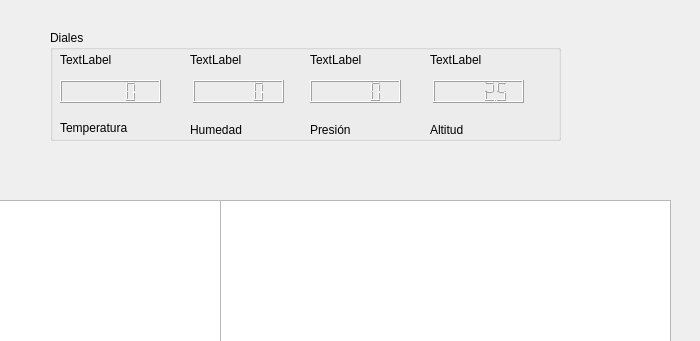
Qt form InterfazProyec.ui (Holocron09/Proyecto_arqui_Clase) before a commit; both pictures show x 390 to 1090 and y 0 to 341 of the 1090 by 857 pixel window.
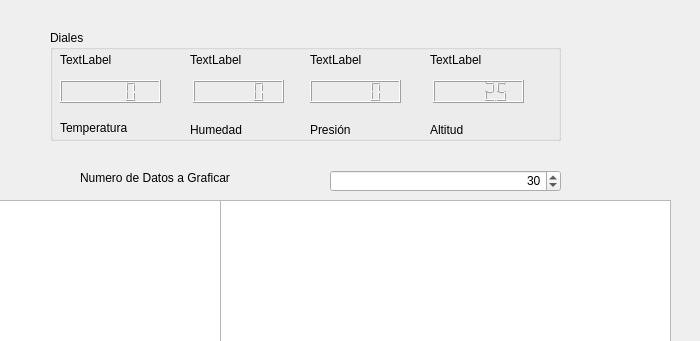
The same form after that commit. Custom widgets are drawn as their Qt base class.

Commit message: cambios interfaz base

Patch:
```diff
--- a/InterfazProyec.ui
+++ b/InterfazProyec.ui
@@ -347,6 +347,38 @@
      </rect>
     </property>
    </widget>
+   <widget class="QSpinBox" name="spinBox">
+    <property name="geometry">
+     <rect>
+      <x>720</x>
+      <y>170</y>
+      <width>231</width>
+      <height>22</height>
+     </rect>
+    </property>
+    <property name="layoutDirection">
+     <enum>Qt::LeftToRight</enum>
+    </property>
+    <property name="alignment">
+     <set>Qt::AlignRight|Qt::AlignTrailing|Qt::AlignVCenter</set>
+    </property>
+    <property name="value">
+     <number>30</number>
+    </property>
+   </widget>
+   <widget class="QLabel" name="label_17">
+    <property name="geometry">
+     <rect>
+      <x>470</x>
+      <y>170</y>
+      <width>231</width>
+      <height>16</height>
+     </rect>
+    </property>
+    <property name="text">
+     <string>Numero de Datos a Graficar</string>
+    </property>
+   </widget>
   </widget>
   <widget class="QMenuBar" name="menubar">
    <property name="geometry">
```
